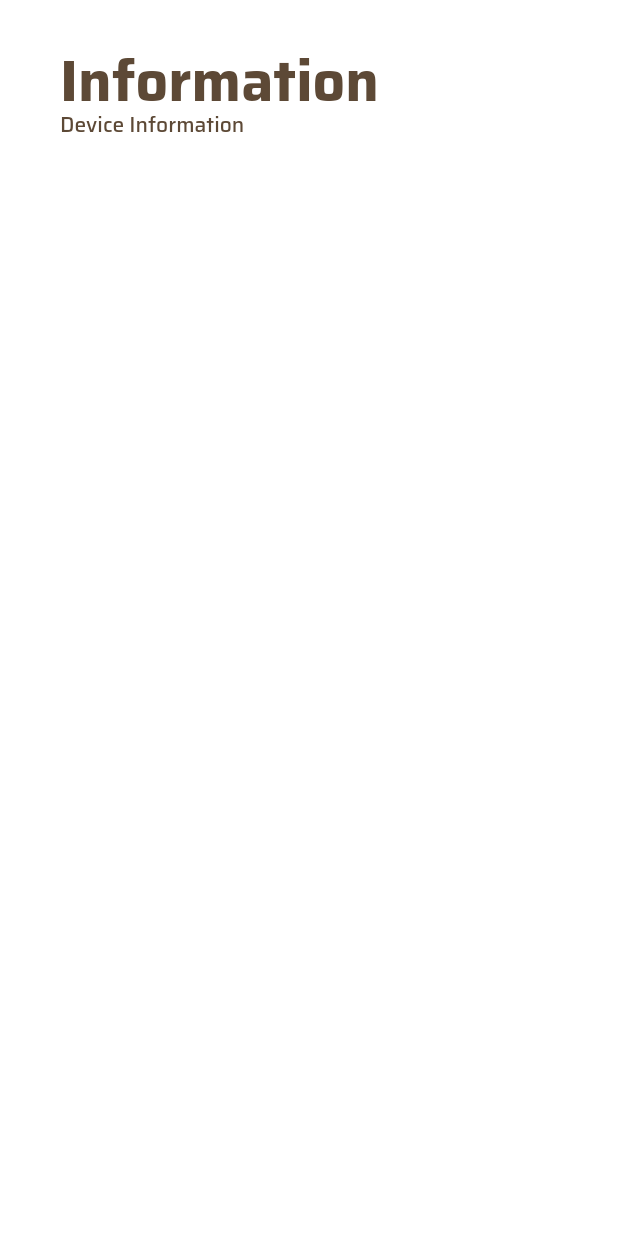
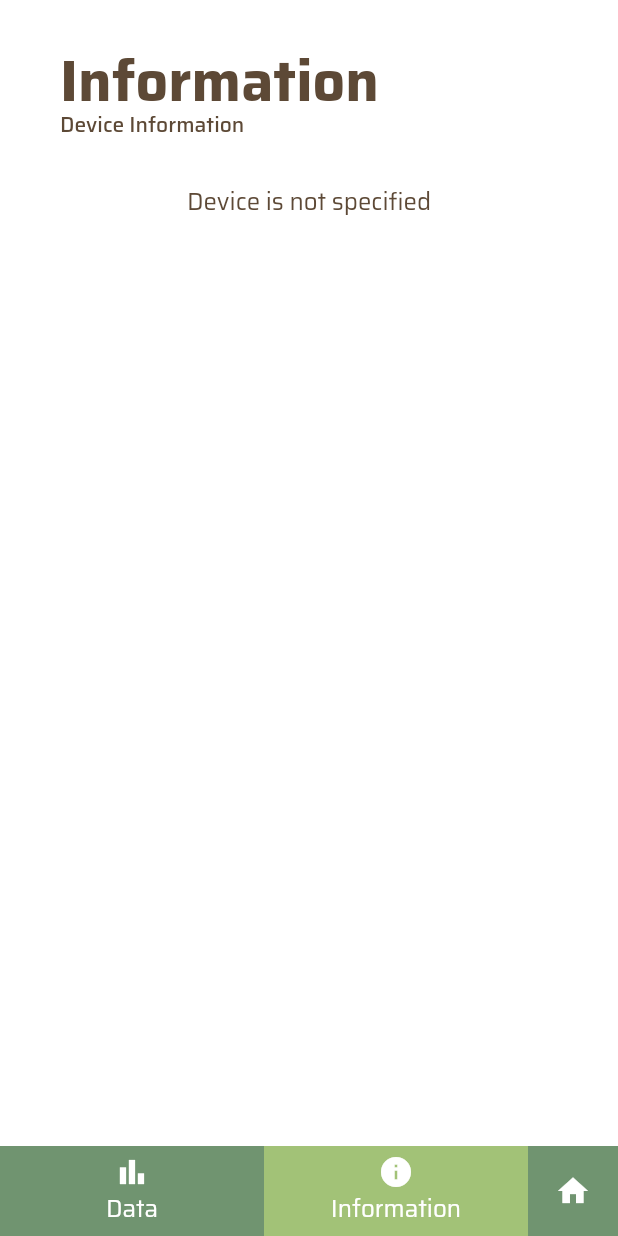
Before and after one commit to iwansal64/eunoia_app, a Flutter app: the screen it shows after launch, on a phone screen of 412 x 824 dp. Run offline on Flutter 3.47's test engine with Material 3 defaults, Android fonts, the phone set to English and light mode, and no system bars; our stand-ins replace flutter_blue_plus, google_fonts, logger, permission_handler.

Commit message:
[new] Add navbar for monitor page

```diff
--- a/lib/components/home/device/device_card.dart
+++ b/lib/components/home/device/device_card.dart
@@ -39,7 +39,7 @@ class DeviceCard extends StatelessWidget {
         await Future.delayed(Duration(seconds: 2));
 
         // Change page
-        UsePageState.pageState.value = PageType.monitor;
+        UsePageState.setPageState(PageType.monitor);
       }
       // If its not connected
       else {
--- a/lib/components/globals/navbar.dart
+++ b/lib/components/monitor/globals/monitor_navbar.dart
@@ -1,8 +1,9 @@
+import 'package:eunoia_app/hooks/use_monitor_page_state.dart';
+import 'package:eunoia_app/hooks/use_page_state.dart';
 import 'package:flutter/material.dart';
-import 'package:eunoia_app/hooks/use_home_page_state.dart';
 
-class Navbar extends StatelessWidget {
-  const Navbar({ super.key });
+class MonitorNavbar extends StatelessWidget {
+  const MonitorNavbar({ super.key });
 
   @override
   Widget build(BuildContext context) {
@@ -11,26 +12,26 @@ class Navbar extends StatelessWidget {
         child: SizedBox(
           height: 60,
           child: ListenableBuilder(
-            listenable: UseHomePageState.pageState,
+            listenable: UseMonitorPageState.pageState,
             builder: (BuildContext context, _) {
               return Row(
                 children: [
                   Expanded(
                     child: GestureDetector(
                       onTap: () {
-                        UseHomePageState.setPageState(HomePageType.device);
+                        UseMonitorPageState.setPageState(MonitorPageType.data);
                       },
                       child: Container(
                         alignment: Alignment.center,
                         decoration: BoxDecoration(
-                          color: (UseHomePageState.pageState.value == HomePageType.device) ? Color.fromARGB(255, 162, 194, 119) : Color.fromARGB(255, 112, 148, 112)
+                          color: (UseMonitorPageState.pageState.value == MonitorPageType.data) ? Color.fromARGB(255, 162, 194, 119) : Color.fromARGB(255, 112, 148, 112)
                         ),
                         child: Column(
                           mainAxisAlignment: MainAxisAlignment.center,
                           children: [
-                            Icon(Icons.bluetooth, color: Colors.white),
+                            Icon(Icons.bar_chart, color: Colors.white),
                             const Text(
-                              "Devices",
+                              "Data",
                               style: TextStyle(
                                 color: Colors.white
                               ),
@@ -40,41 +41,46 @@ class Navbar extends StatelessWidget {
                       ),
                     )
                   ),
+                  Expanded(
+                    child: GestureDetector(
+                      onTap: () {
+                        UseMonitorPageState.setPageState(MonitorPageType.information);
+                      },
+                      child: Container(
+                        alignment: Alignment.center,
+                        decoration: BoxDecoration(
+                          color: (UseMonitorPageState.pageState.value == MonitorPageType.information) ? Color.fromARGB(255, 162, 194, 119) : Color.fromARGB(255, 112, 148, 112)
+                        ),
+                        child: Column(
+                          mainAxisAlignment: MainAxisAlignment.center,
+                          children: [
+                            Icon(Icons.info, color: Colors.white),
+                            const Text(
+                              "Information",
+                              style: TextStyle(
+                                color: Colors.white
+                              ),
+                            )
+                          ],
+                        ),
+                      )
+                    )
+                  ),
                   GestureDetector(
                     onTap: () {
-                      UseHomePageState.setPageState(HomePageType.information);
+                      UsePageState.setPageState(PageType.home);
                     },
                     child: Container(
                       alignment: Alignment.center,
                       decoration: BoxDecoration(
-                        color: (UseHomePageState.pageState.value == HomePageType.information) ? Color.fromARGB(255, 162, 194, 119) : Color.fromARGB(255, 112, 148, 112)
+                        color: Color.fromARGB(255, 112, 148, 112)
                       ),
                       child: AspectRatio(
                         aspectRatio: 1,
                         child: Column(
                           mainAxisAlignment: MainAxisAlignment.center,
                           children: [
-                            Icon(Icons.info, color: Colors.white,)
-                          ],
-                        ),
-                      ),
-                    )
-                  ),
-                  GestureDetector(
-                    onTap: () {
-                      UseHomePageState.setPageState(HomePageType.settings);
-                    },
-                    child: Container(
-                      alignment: Alignment.center,
-                      decoration: BoxDecoration(
-                        color: (UseHomePageState.pageState.value == HomePageType.settings) ? Color.fromARGB(255, 162, 194, 119) : Color.fromARGB(255, 112, 148, 112)
-                      ),
-                      child: AspectRatio(
-                        aspectRatio: 1,
-                        child: Column(
-                          mainAxisAlignment: MainAxisAlignment.center,
-                          children: [
-                            Icon(Icons.settings, color: Colors.white,)
+                            Icon(Icons.home, color: Colors.white,)
                           ],
                         ),
                       ),
--- a/lib/components/monitor/information/information.dart
+++ b/lib/components/monitor/information/information.dart
@@ -1,3 +1,4 @@
+import 'package:eunoia_app/components/monitor/information/information_contents.dart';
 import 'package:eunoia_app/components/monitor/information/information_title.dart';
 import 'package:flutter/material.dart';
 
@@ -11,7 +12,10 @@ class InformationPage extends StatelessWidget {
       alignment: Alignment.center,
       child: Column(
         children: [
-          InformationTitle()
+          InformationTitle(),
+          Expanded(
+            child: InformationContents()
+          )
         ],
       ),
     );
--- /dev/null
+++ b/lib/components/monitor/information/information_contents.dart
@@ -0,0 +1,47 @@
+import 'package:eunoia_app/hooks/use_bluetooth_state.dart';
+import 'package:flutter/material.dart';
+
+class InformationContents extends StatelessWidget {
+  const InformationContents({ super.key });
+
+  @override
+  Widget build(BuildContext context) {
+
+    return Container(
+      alignment: Alignment.topCenter,
+      child: Column(
+        children: [
+          ListenableBuilder(
+            listenable: UseBluetoothState.choosenDevice,
+            builder: (BuildContext context, _) {
+
+              if(UseBluetoothState.choosenDevice.value == null) {
+                return Padding(
+                  padding: EdgeInsets.symmetric(vertical: 30),
+                  child: Container(
+                    alignment: Alignment.center,
+                    child: const Text("Device is not specified"),
+                  ),
+                );
+              }
+
+              return Container(
+                alignment: Alignment.center,
+                child: Row(
+                  children: [
+                    Icon(UseBluetoothState.choosenDevice.value!.isConnected ? Icons.watch : Icons.watch_off),
+                    Column(
+                      children: [
+
+                      ],
+                    )
+                  ],
+                ),
+              );
+            }
+          )
+        ],
+      ),
+    );
+  }
+}
--- a/lib/hooks/use_bluetooth_state.dart
+++ b/lib/hooks/use_bluetooth_state.dart
@@ -4,6 +4,7 @@ import 'package:flutter_blue_plus/flutter_blue_plus.dart';
 class UseBluetoothState {
   static ValueNotifier<bool> scanState = ValueNotifier(false);
   static ValueNotifier<bool> connectingState = ValueNotifier(false);
+  static ValueNotifier<BluetoothDevice?> choosenDevice = ValueNotifier(null);
   static ValueNotifier<Set<ScanResult>> scanResults = ValueNotifier({});
 
   static void setScanState(bool newState) {
@@ -23,4 +24,8 @@ class UseBluetoothState {
   static void resetScanResult() {
     UseBluetoothState.scanResults.value = {};
   }
+
+  static void setChoosenDevice(BluetoothDevice? device) {
+    UseBluetoothState.choosenDevice.value = device;
+  }
 }
--- a/lib/pages/home.dart
+++ b/lib/pages/home.dart
@@ -1,5 +1,5 @@
 import 'package:eunoia_app/components/home/device/device.dart';
-import 'package:eunoia_app/components/globals/navbar.dart';
+import 'package:eunoia_app/components/home/globals/home_navbar.dart';
 import 'package:eunoia_app/components/home/about/about.dart';
 import 'package:eunoia_app/components/home/setting/setting.dart';
 import 'package:eunoia_app/hooks/use_home_page_state.dart';
@@ -30,7 +30,7 @@ class HomePage extends StatelessWidget {
             ),
           ),
         ),
-        Navbar(),
+        HomeNavbar(),
       ],
     );
   }
--- a/lib/pages/monitor.dart
+++ b/lib/pages/monitor.dart
@@ -1,4 +1,5 @@
 import 'package:eunoia_app/components/monitor/data/data.dart';
+import 'package:eunoia_app/components/monitor/globals/monitor_navbar.dart';
 import 'package:eunoia_app/components/monitor/information/information.dart';
 import 'package:eunoia_app/hooks/use_monitor_page_state.dart';
 import 'package:flutter/material.dart';
@@ -11,6 +12,9 @@ class MonitorPage extends StatelessWidget {
 
     return Container(
       alignment: Alignment.center,
+      child: Column(
+        children: [
+          Expanded(
             child: Padding(
               padding: EdgeInsets.all(40),
               child: ListenableBuilder(
@@ -23,7 +27,11 @@ class MonitorPage extends StatelessWidget {
                       return DataPage();
                   }
                 }
+              )
             ),
+          ),
+          MonitorNavbar()
+        ],
       ),
     );
   }
```
Also changed, not shown: lib/components/home/globals/home_navbar.dart (added, +90 -0 lines), lib/components/monitor/data/data.dart (+4 -7 lines). Lines whose indentation alone changed are shown as unchanged.
